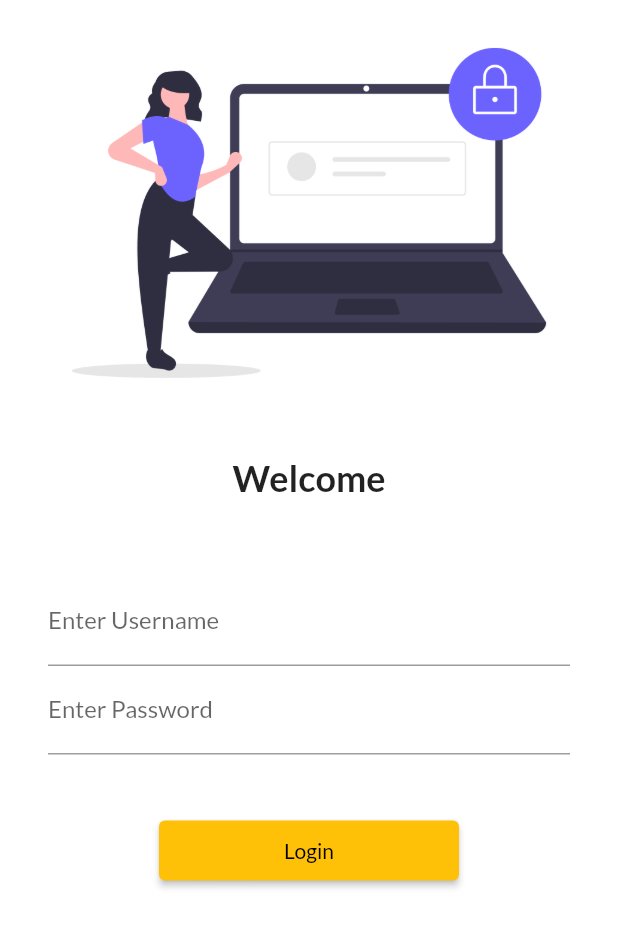
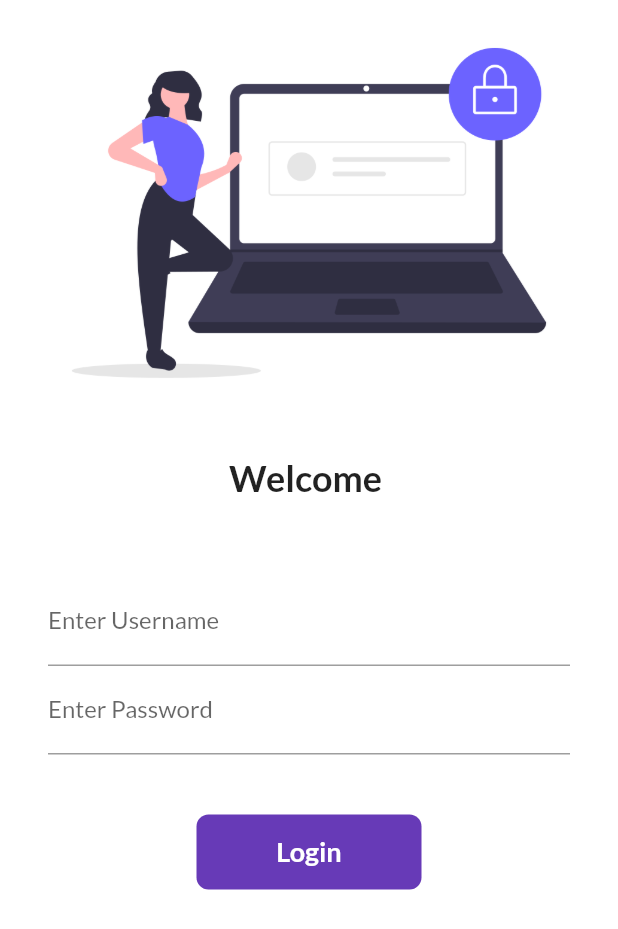
Before and after one commit to chetankoli1/flutter_catelog_app, a Flutter app: the screen it shows after launch, on a phone screen of 412 x 824 dp. Shown: the top 929 px of the screen. Run offline on Flutter 3.47's test engine with Material 2 defaults, Android fonts, the phone set to English and light mode, and no system bars; our stand-ins replace google_fonts.

Commit message:
basic animation

```diff
--- a/lib/Pages/LoginPage.dart
+++ b/lib/Pages/LoginPage.dart
@@ -1,9 +1,16 @@
 import 'package:catalog/utils/Routs.dart';
 import 'package:flutter/material.dart';
 
-class LoginPage extends StatelessWidget {
+class LoginPage extends StatefulWidget {
   const LoginPage({Key? key}) : super(key: key);
 
+  @override
+  _LoginPageState createState() => _LoginPageState();
+}
+
+class _LoginPageState extends State<LoginPage> {
+  String name = "";
+  bool changeButton = false;
   @override
   Widget build(BuildContext context) {
     return Material(
@@ -19,7 +26,7 @@ class LoginPage extends StatelessWidget {
               height: 20.0,
             ),
             Text(
-              "Welcome",
+              "Welcome $name",
               style: TextStyle(
                 fontSize: 24,
                 fontWeight: FontWeight.bold,
@@ -37,6 +44,10 @@ class LoginPage extends StatelessWidget {
                       hintText: "Enter Username",
                       labelText: "Enter Username",
                     ),
+                    onChanged: (value) {
+                      name = value;
+                      setState(() {});
+                    },
                   ),
                   TextFormField(
                     obscureText: true,
@@ -48,15 +59,49 @@ class LoginPage extends StatelessWidget {
                   SizedBox(
                     height: 40.0,
                   ),
-                  ElevatedButton(
-                    onPressed: () {
+                  InkWell(
+                    onTap: () async {
+                      setState(() {
+                        changeButton = true;
+                      });
+                      await Future.delayed(Duration(seconds: 2));
                       Navigator.pushNamed(context, MyRouts.homeRoute);
                     },
-                    child: Text("Login"),
-                    style: TextButton.styleFrom(
-                      minimumSize: Size(200, 40),
+                    child: AnimatedContainer(
+                      duration: Duration(seconds: 1),
+                      width: changeButton ? 50 : 150,
+                      height: 50,
+                      alignment: Alignment.center,
+                      child: changeButton
+                          ? Icon(
+                              Icons.done,
+                              color: Colors.white,
+                            )
+                          : Text(
+                              "Login",
+                              style: TextStyle(
+                                  color: Colors.white,
+                                  fontWeight: FontWeight.bold,
+                                  fontSize: 18),
+                            ),
+                      decoration: BoxDecoration(
+                        // shape:
+                        // changeButton ? BoxShape.circle : BoxShape.rectangle,
+                        color: Colors.deepPurple,
+                        borderRadius:
+                            BorderRadius.circular(changeButton ? 50 : 8),
+                      ),
                     ),
                   )
+                  // ElevatedButton(
+                  //   onPressed: () {
+                  //     Navigator.pushNamed(context, MyRouts.homeRoute);
+                  //   },
+                  //   child: Text("Login"),
+                  //   style: TextButton.styleFrom(
+                  //     minimumSize: Size(200, 40),
+                  //   ),
+                  // )
                 ],
               ),
             )
```
